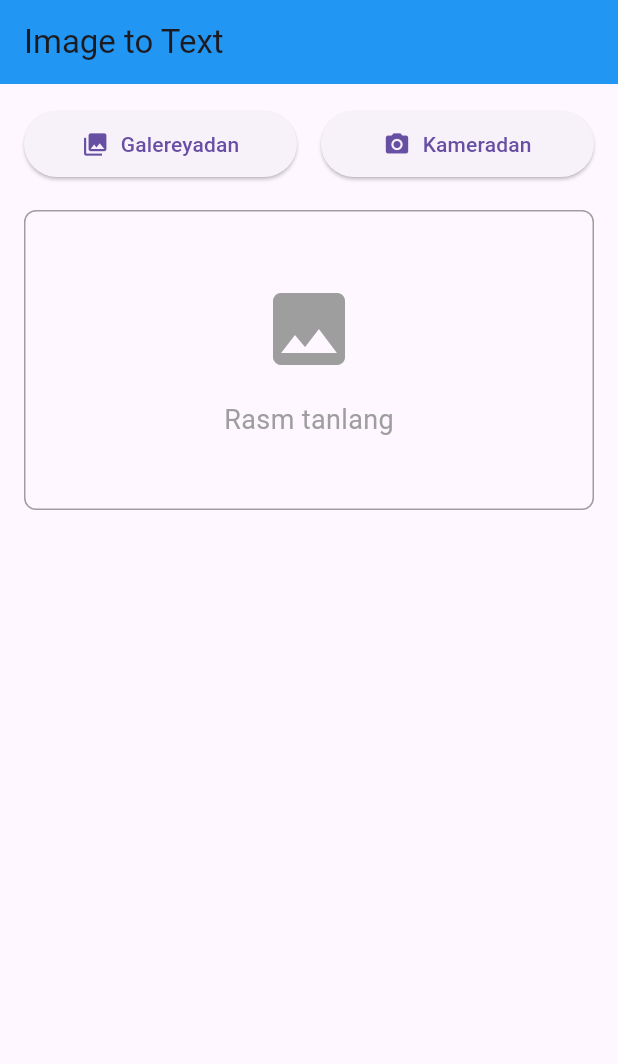
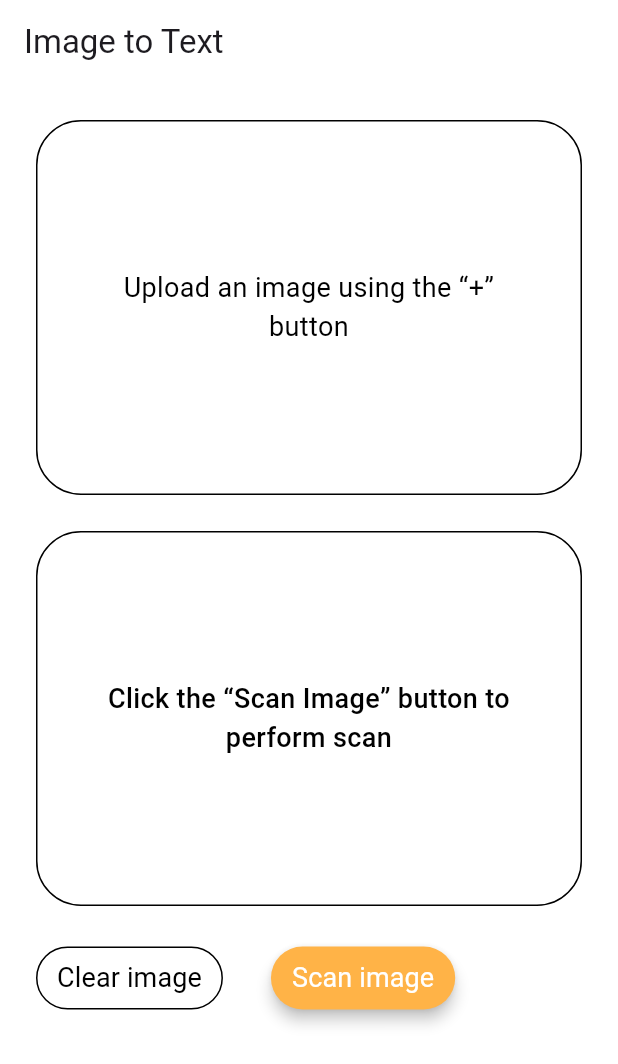
Before and after one commit to sud0pacman/my_image_to_text, a Flutter app: the screen it shows after launch, on a phone screen of 412 x 824 dp. Shown: the top 1064 px of the screen. Run offline on Flutter 3.47's test engine with Material 3 defaults, Android fonts, the phone set to English and light mode, and no system bars; our stand-ins replace image_picker; missing offline and left inert: google_mlkit_text_recognition.

Commit message:
app feature is end

```diff
--- a/lib/main.dart
+++ b/lib/main.dart
@@ -1,8 +1,11 @@
 import 'dart:io';
+import 'package:flutter/cupertino.dart';
 import 'package:flutter/material.dart';
 import 'package:flutter/services.dart';
 import 'package:image_picker/image_picker.dart';
 import 'package:google_mlkit_text_recognition/google_mlkit_text_recognition.dart';
+
+import 'img_source_dialog.dart';
 
 void main() {
   runApp(MyApp());
@@ -95,103 +98,92 @@ class _ImageToTextScreenState extends State<ImageToTextScreen> {
   @override
   Widget build(BuildContext context) {
     return Scaffold(
+      backgroundColor: Colors.white,
       appBar: AppBar(
-        title: Text('Image to Text'),
-        backgroundColor: Colors.blue,
+        title: const Text('Image to Text'),
+        backgroundColor: Colors.white,
         elevation: 0,
         actions: [
           if (_selectedImage != null)
             IconButton(
-              onPressed: _clearAll,
-              icon: Icon(Icons.clear_all),
+              onPressed: () {
+                Clipboard.setData(ClipboardData(text: _extractedText));
+                ScaffoldMessenger.of(context).showSnackBar(
+                  const SnackBar(content: Text('Text Copied')),
+                );
+              },
+              icon: const Icon(
+                Icons.copy,
+                color: Colors.black,
+                size: 24,
+              ),
             ),
         ],
       ),
       body: SingleChildScrollView(
-        padding: EdgeInsets.all(16.0),
+        child: Padding(
+          padding: const EdgeInsets.all(24),
           child: Column(
-          crossAxisAlignment: CrossAxisAlignment.stretch,
             children: [
-            // Image selection buttons
-            Row(
-              children: [
-                Expanded(
-                  child: ElevatedButton.icon(
-                    onPressed: _pickImageFromGallery,
-                    icon: Icon(Icons.photo_library),
-                    label: Text('Galereyadan'),
-                    style: ElevatedButton.styleFrom(
-                      padding: EdgeInsets.symmetric(vertical: 12),
+              Container(
+                height: 250,
+                width: double.infinity,
+                alignment: Alignment.center,
+                decoration: BoxDecoration(
+                    borderRadius: BorderRadius.circular(30),
+                    border: Border.all(
+                        color: Colors.black,
+                        width: 1
+                    )
                 ),
+                child: Builder(
+                  builder: (context) {
+                    if (_selectedImage == null) {
+                      return const Padding(
+                        padding: EdgeInsets.all(32),
+                        child: Text(
+                          "Upload an image using the “+” button",
+                          style: TextStyle(
+                            fontWeight: FontWeight.w400,
+                            fontSize: 18,
+                            color: Colors.black,
                           ),
+                          textAlign: TextAlign.center,
                         ),
-                SizedBox(width: 16),
-                Expanded(
-                  child: ElevatedButton.icon(
-                    onPressed: _pickImageFromCamera,
-                    icon: Icon(Icons.camera_alt),
-                    label: Text('Kameradan'),
-                    style: ElevatedButton.styleFrom(
-                      padding: EdgeInsets.symmetric(vertical: 12),
-                    ),
-                  ),
-                ),
-              ],
-            ),
-
-            SizedBox(height: 20),
-
-            // Selected image display
-            if (_selectedImage != null)
-              Container(
-                height: 300,
-                decoration: BoxDecoration(
-                  border: Border.all(color: Colors.grey),
-                  borderRadius: BorderRadius.circular(8),
-                ),
-                child: ClipRRect(
-                  borderRadius: BorderRadius.circular(8),
-                  child: Image.file(
+                      );
+                    } else {
+                      return Image.file(
                         _selectedImage!,
-                    fit: BoxFit.contain,
-                  ),
+                        fit: BoxFit.cover,
+                      );
+                    }
+                  }
                 ),
               ),
 
-            if (_selectedImage == null)
-              Container(
-                height: 200,
-                decoration: BoxDecoration(
-                  border: Border.all(color: Colors.grey, style: BorderStyle.solid),
-                  borderRadius: BorderRadius.circular(8),
-                ),
-                child: Center(
-                  child: Column(
-                    mainAxisAlignment: MainAxisAlignment.center,
-                    children: [
-                      Icon(
-                        Icons.image,
-                        size: 64,
-                        color: Colors.grey,
-                      ),
-                      SizedBox(height: 16),
-                      Text(
-                        'Rasm tanlang',
-                        style: TextStyle(
-                          fontSize: 18,
-                          color: Colors.grey,
-                        ),
-                      ),
-                    ],
-                  ),
-                ),
+              const SizedBox(
+                height: 24,
               ),
 
-            SizedBox(height: 20),
-
-            // Processing indicator
-            if (_isProcessing)
-              Center(
+              Container(
+                constraints: const BoxConstraints(
+                  minHeight: 250,
+                  maxHeight: 250
+                ),
+                width: double.infinity,
+                alignment: Alignment.center,
+                padding: const EdgeInsets.all(32),
+                decoration: BoxDecoration(
+                  borderRadius: BorderRadius.circular(30),
+                  border: Border.all(
+                      color: Colors.black,
+                      width: 1
+                  )
+                ),
+                child: Builder(
+                  builder: (context) {
+                    if (_isProcessing) {
+                      return const Center(
                         child: Column(
                           children: [
                             CircularProgressIndicator(),
@@ -202,50 +194,121 @@ class _ImageToTextScreenState extends State<ImageToTextScreen> {
                             ),
                           ],
                         ),
+                      );
+                    }
+
+                    if (_extractedText.isNotEmpty && !_isProcessing) {
+                      return SelectableText(
+                        _extractedText,
+                        style: const TextStyle(fontSize: 16),
+                      );
+                    } else {
+                      return const Text(
+                        "Click the “Scan Image” button to perform scan",
+                        textAlign: TextAlign.center,
+                        style: TextStyle(
+                          fontSize: 18,
+                          fontWeight: FontWeight.w500,
+                          color: Colors.black,
+                        ),
+                      );
+                    }
+                  }
+                ),
               ),
 
-            // Extracted text display
-            if (_extractedText.isNotEmpty && !_isProcessing)
-              Column(
-                crossAxisAlignment: CrossAxisAlignment.start,
+              const SizedBox(
+                height: 24,
+              ),
+
+              Row(
                 children: [
-                  Text(
-                    'Tanilgan matn:',
+                  ElevatedButton(
+                    onPressed: () {
+                      _clearAll();
+                    },
+                    style: ButtonStyle(
+                      backgroundColor: const WidgetStatePropertyAll(Colors.white),
+                      elevation: const WidgetStatePropertyAll(0),
+                      padding: const WidgetStatePropertyAll(EdgeInsets.symmetric(
+                        horizontal: 14,
+                        vertical: 8
+                      )),
+                      shape: WidgetStatePropertyAll(RoundedRectangleBorder(
+                        borderRadius: BorderRadius.circular(30),
+                        side: const BorderSide(
+                          color: Colors.black,
+                          width: 1
+                        )
+                      ))
+                    ),
+                    child: const Text(
+                      "Clear image",
                       style: TextStyle(
+                        color: Colors.black,
                         fontSize: 18,
-                      fontWeight: FontWeight.bold,
+                        fontWeight: FontWeight.w400
                       ),
                     ),
-                  SizedBox(height: 12),
-                  Container(
-                    width: double.infinity,
-                    padding: EdgeInsets.all(16),
-                    decoration: BoxDecoration(
-                      color: Colors.grey[100],
-                      borderRadius: BorderRadius.circular(8),
-                      border: Border.all(color: Colors.grey[300]!),
                   ),
-                    child: SelectableText(
-                      _extractedText,
-                      style: TextStyle(fontSize: 16),
+
+                  const SizedBox(width: 32,),
+
+                  ElevatedButton(
+                    onPressed: () {
+                      _showImgDialog(context);
+                    },
+                    style: ButtonStyle(
+                        backgroundColor: const WidgetStatePropertyAll(Color(0xffFFB347)),
+                        elevation: const WidgetStatePropertyAll(4),
+                        padding: const WidgetStatePropertyAll(EdgeInsets.symmetric(
+                            horizontal: 14,
+                            vertical: 8
+                        )),
+                        shape: WidgetStatePropertyAll(RoundedRectangleBorder(
+                            borderRadius: BorderRadius.circular(30),
+                        ))
+                    ),
+                    child: const Text(
+                      "Scan image",
+                      style: TextStyle(
+                          color: Colors.white,
+                          fontSize: 18,
+                          fontWeight: FontWeight.w400
                       ),
                     ),
-                  SizedBox(height: 16),
-                  ElevatedButton.icon(
-                    onPressed: () {
-                      Clipboard.setData(ClipboardData(text: _extractedText));
-                      ScaffoldMessenger.of(context).showSnackBar(
-                        SnackBar(content: Text('Matn nusxalandi')),
-                      );
-                    },
-                    icon: Icon(Icons.copy),
-                    label: Text('Nusxalash'),
                   ),
                 ],
               ),
             ],
           ),
         ),
+      ),
+    );
+  }
+
+
+  void _showImgDialog(BuildContext context) {
+    showDialog(
+      context: context,
+      builder: (dialogContext) {
+        return AlertDialog(
+          shape: RoundedRectangleBorder(
+            borderRadius: BorderRadius.circular(30),
+          ),
+          contentPadding: EdgeInsets.zero,
+          content: ImgSourceDialog(
+            onTapCamera: () {
+              Navigator.of(context).pop();
+              _pickImageFromCamera();
+            },
+            onTapGallery: () {
+              Navigator.of(context).pop();
+              _pickImageFromGallery();
+            },
+          ),
+        );
+      },
     );
   }
 }
```
Also changed, not shown: lib/img_source_dialog.dart (added, +76 -0 lines), 1 other file. Lines whose indentation alone changed are shown as unchanged.
